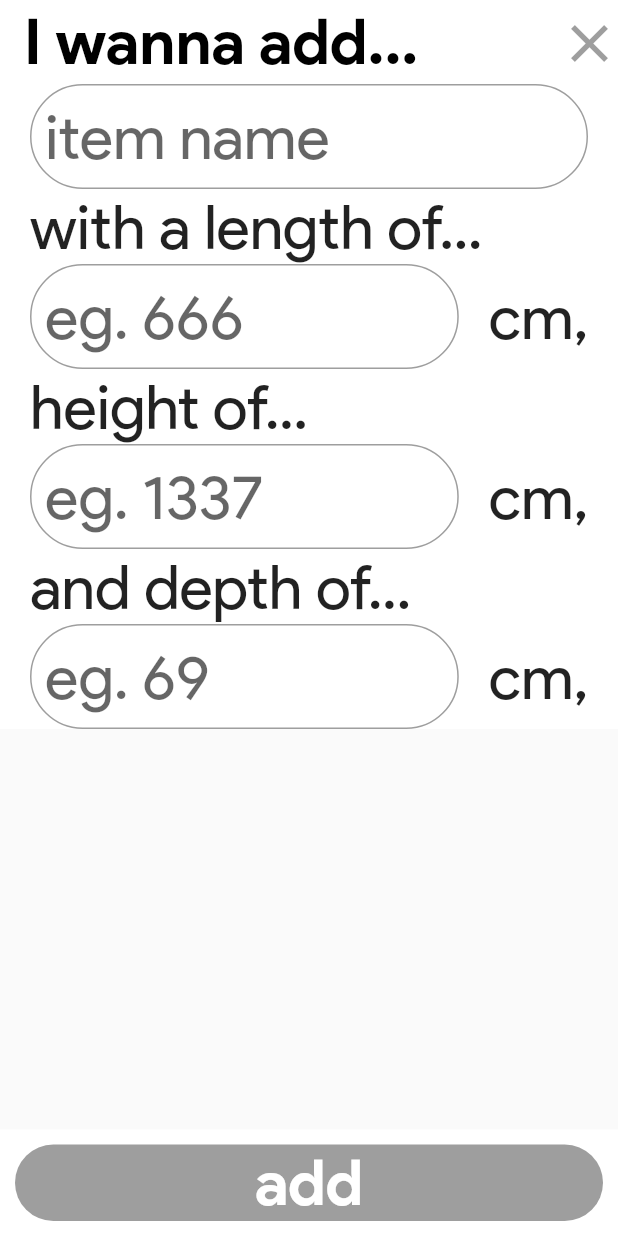
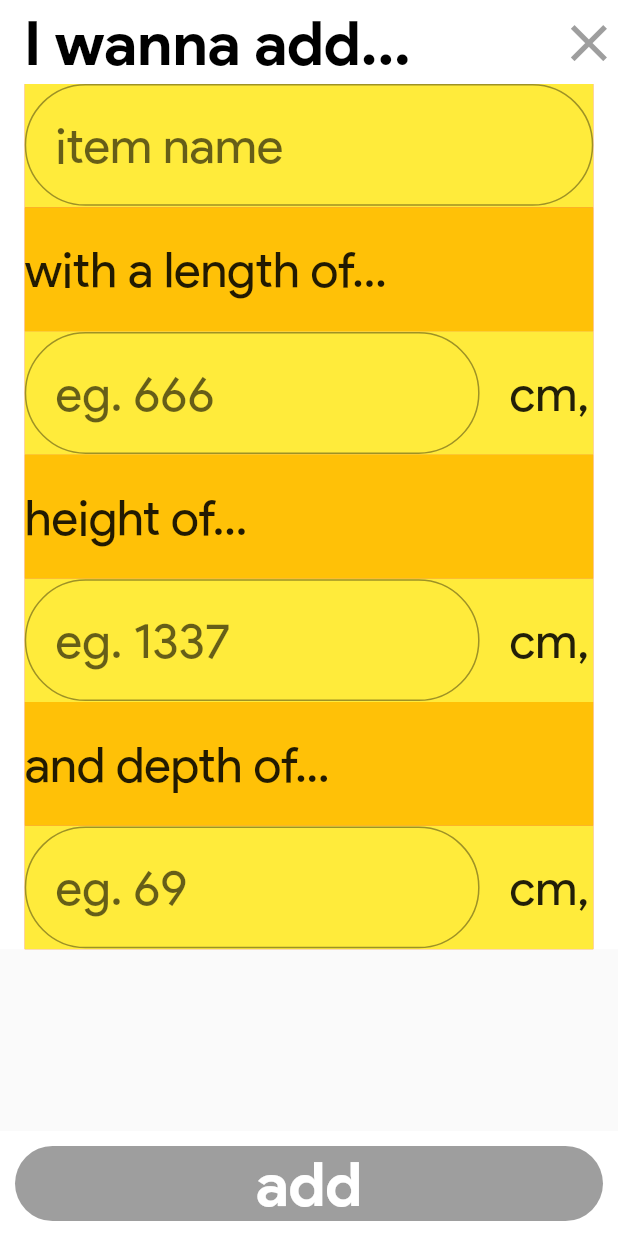
Before and after one commit to weronkagolonka/Flutter, a Flutter app: the AddItem screen opened directly, on a phone screen of 412 x 824 dp. Run offline on Flutter 3.47's test engine with Material 2 defaults, Android fonts, the phone set to English and light mode, and no system bars.

Commit message:
formatted add item screen

```diff
--- a/does_it_fit/lib/screens/AddItem.dart
+++ b/does_it_fit/lib/screens/AddItem.dart
@@ -61,6 +61,7 @@ class _AddItem extends State<AddItem> {
 
   Widget build(BuildContext context) {
     double mainHeight = MediaQuery.of(context).size.height;
+    double mainWidth = MediaQuery.of(context).size.width;
 
     return Scaffold(
       appBar: AppBar(
@@ -70,7 +71,7 @@ class _AddItem extends State<AddItem> {
         title: Text(
               'I wanna add...',
               style: TextStyle(
-                fontSize: 42,
+                fontSize: mainHeight*0.05,
                 fontWeight: FontWeight.bold,
                 color: Colors.black
               ),
@@ -78,11 +79,11 @@ class _AddItem extends State<AddItem> {
         automaticallyImplyLeading: false,
         actions: <Widget>[
           IconButton(
-            icon: Icon(Icons.clear, color: Colors.grey, size: 42),
+            icon: Icon(Icons.clear, color: Colors.grey, size: mainHeight*0.05),
             onPressed: () => Navigator.pop(context)),
         ],
       ),
-      body: addItem(mainHeight),
+      body: addItem(mainHeight, mainWidth),
       bottomNavigationBar: BottomAppBar(
         elevation: 0,
         color: Colors.white,
@@ -98,7 +99,7 @@ class _AddItem extends State<AddItem> {
             child: Text(
               'add',
               style: TextStyle(
-                fontSize: 42,
+                fontSize: mainHeight*0.05,
                 fontWeight: FontWeight.bold,
                 color: Colors.white,
               ),
@@ -118,7 +119,7 @@ class _AddItem extends State<AddItem> {
             else return null;
           },
           style: TextStyle(
-            fontSize: mainHeight*0.05,
+            fontSize: mainHeight*0.04,
           ),
           controller: controller,
           focusNode: focus,
@@ -127,7 +128,7 @@ class _AddItem extends State<AddItem> {
           decoration: InputDecoration(
             errorText: null,
             errorStyle: TextStyle(height: 0),
-            contentPadding: EdgeInsets.all(10),
+            contentPadding: EdgeInsets.all(mainHeight*0.025),
             hintText: hintText,
             errorBorder: OutlineInputBorder(
               borderRadius: BorderRadius.all(Radius.circular(200)),
@@ -172,7 +173,7 @@ class _AddItem extends State<AddItem> {
             return null;
           },
           style: TextStyle(
-            fontSize: mainHeight*0.05,
+            fontSize: mainHeight*0.04,
           ),
           controller: controller,
           focusNode: focus,
@@ -180,7 +181,7 @@ class _AddItem extends State<AddItem> {
             //helperText: ' ',
             errorText: null,
             errorStyle: TextStyle(height: 0),
-            contentPadding: EdgeInsets.all(10),
+            contentPadding: EdgeInsets.all(mainHeight*0.025),
             hintText: hintText,
             errorBorder: OutlineInputBorder(
               borderRadius: BorderRadius.all(Radius.circular(200)),
@@ -218,7 +219,7 @@ class _AddItem extends State<AddItem> {
     return Text(
       data,
       style: TextStyle(
-        fontSize: mainHeight*0.05,
+        fontSize: mainHeight*0.04,
       ),
     );
   }
@@ -229,18 +230,18 @@ class _AddItem extends State<AddItem> {
       child: Text(
           'cm,',
           style: TextStyle(
-            fontSize: mainHeight*0.05,
+            fontSize: mainHeight*0.04,
           ),
         ),
       );
   }
 
-  Widget addItem(double mainHeight) {
+  Widget addItem(double mainHeight, double mainWidth) {
     return ListView(
       controller: ScrollController(),
       children: <Widget>[
         Container(
-          padding: EdgeInsets.symmetric(horizontal: 20),
+          padding: EdgeInsets.symmetric(horizontal: mainHeight*0.02),
           //constraints: BoxConstraints.tightForFinite(),
           color: Colors.white,
           child: Form(
@@ -255,41 +256,97 @@ class _AddItem extends State<AddItem> {
               });
             },
             //autovalidate: true,
+            child: Container(
+              width: mainWidth,
+              height: mainHeight*0.7,
+              color: Colors.red,
+              //constraints: BoxConstraints(maxHeight: mainHeight, maxWidth: mainWidth),
               child: Column(
                   mainAxisAlignment: MainAxisAlignment.spaceEvenly,
-              crossAxisAlignment: CrossAxisAlignment.start,
-              children: <Widget>[
-                setForm('item name', false, 0, hasChanged1, addController, myFocus1, mainHeight),
-                setSubtitle('with a length of...', mainHeight),
-                  //width: 500,
-                Row(
+                  crossAxisAlignment: CrossAxisAlignment.stretch,
+                  mainAxisSize: MainAxisSize.min,
                   children: <Widget>[
                     Expanded(
+                      child: Container(
+                        color: Colors.yellow,
+                        child: setForm('item name', false, 0, hasChanged1, addController, myFocus1, mainHeight),
+                      ),
+                    ),
+                    Expanded(
+                      flex: 1,
+                      child: Container(
+                        alignment: Alignment.centerLeft,
+                        color: Colors.amber,
+                        child: setSubtitle('with a length of...', mainHeight),
+                      ),
+                    ),
+                    Expanded(
+                      child: Container(
+                        color: Colors.yellow,
+                        child: Row(
+                          children: <Widget>[
+                            Expanded(
+                              flex: 4,
                               child: setForm('eg. 666', true, 1, hasChanged2, addController2, myFocus2, mainHeight),
                             ),
-                    setUnit(mainHeight),
+                            Expanded(
+                              child: setUnit(mainHeight),
+                            ),
                           ],
                         ),
-                setSubtitle('height of...', mainHeight),
-                Row(
+                      ),
+                    ),
+                    Expanded(
+                      flex: 1,
+                      child: Container(
+                        color: Colors.amber,
+                        alignment: Alignment.centerLeft,
+                        child: setSubtitle('height of...', mainHeight),
+                      ),
+                    ),
+                    Expanded(
+                      child: Container(
+                        color: Colors.yellow,
+                        child: Row(
                           children: <Widget>[
                             Expanded(
+                              flex: 4,
                               child: setForm('eg. 1337', true, 2, hasChanged3, addController3, myFocus3, mainHeight),
                             ),
-                    setUnit(mainHeight),
+                            Expanded(
+                              child: setUnit(mainHeight),
+                            ),
                           ],
                         ),
-                setSubtitle('and depth of...', mainHeight),
-                Row(
+                      ),
+                    ),
+                    Expanded(
+                      flex: 1,
+                      child: Container(
+                        color: Colors.amber,
+                        alignment: Alignment.centerLeft,
+                        child: setSubtitle('and depth of...', mainHeight),
+                      ),
+                    ),
+                    Expanded(
+                      child: Container(
+                        color: Colors.yellow,
+                        child: Row(
                           children: <Widget>[
                             //to do: ALLOW DECIMALS
                             Expanded(
+                              flex: 4,
                               child: setForm('eg. 69', true, 3, hasChanged4, addController4, myFocus4, mainHeight),
                             ),
-                    setUnit(mainHeight),
+                            Expanded(
+                              child: setUnit(mainHeight),
+                            ),
                           ],
                         ),
+                      ),
+                    ),
                   ],
+              ),
             ),
           ),
           ),
--- a/does_it_fit/lib/screens/Dropdown.dart
+++ b/does_it_fit/lib/screens/Dropdown.dart
@@ -2,7 +2,6 @@
 import 'package:does_it_fit/screens/DisplayCalc.dart';
 import 'package:flutter/material.dart';
 import '../models/Unit.dart';
-//import '../models/Dependencies.dart';
 import 'package:does_it_fit/main.dart';
 import 'AddItem.dart';
 
@@ -12,8 +11,6 @@ class UnitList extends StatefulWidget {
 }
 
 class _UnitList extends State<UnitList> {
-
-  //try to pass to construcotr the stuff i need
 
   Widget build(BuildContext context) {
     double mainHeight = MediaQuery.of(context).size.height;
@@ -25,7 +22,7 @@ class _UnitList extends State<UnitList> {
             title: Text(
               'I wanna fit...',
               style: TextStyle(
-                fontSize: 42,
+                fontSize: mainHeight*0.05,
                 fontWeight: FontWeight.bold,
                 color: Colors.black
               ),
@@ -33,7 +30,7 @@ class _UnitList extends State<UnitList> {
             automaticallyImplyLeading: false,
             actions: <Widget>[
               IconButton(
-                icon: Icon(Icons.clear, color: Colors.grey, size: 42),
+                icon: Icon(Icons.clear, color: Colors.grey, size: mainHeight*0.05),
                 onPressed: () => Navigator.pop(context)),
             ],
           ),
@@ -47,7 +44,7 @@ class _UnitList extends State<UnitList> {
             onPressed: () {
               Navigator.push(context, MaterialPageRoute(builder: (context) => AddItem()));
               },
-            child: Text('add new', style: TextStyle(color: Colors.white, fontSize: 42, fontWeight: FontWeight.bold),),
+            child: Text('add new', style: TextStyle(color: Colors.white, fontSize: mainHeight*0.05, fontWeight: FontWeight.bold),),
             color: Colors.black,
             shape: RoundedRectangleBorder(borderRadius: BorderRadius.all(Radius.circular(50))),
             padding: EdgeInsets.all(10),
@@ -84,11 +81,11 @@ class _UnitList extends State<UnitList> {
         final item = toRender[index];
 
         return ListTile(
-          contentPadding: EdgeInsets.all(mainHeight*0.02),
+          contentPadding: EdgeInsets.all(mainHeight*0.01),
             title: Text(
               item.getName(),
               textAlign: TextAlign.left,
-              style: TextStyle(fontSize: mainHeight*0.05),
+              style: TextStyle(fontSize: mainHeight*0.04),
             ),
             onTap: () {
               setState(() {
@@ -163,7 +160,7 @@ class _UnitList2 extends State<UnitList2> {
                       decorationThickness: 2,
                       decorationStyle: TextDecorationStyle.solid,
                       color: Colors.black,
-                      fontSize: 42,
+                      fontSize: mainHeight*0.05,
                       fontWeight: FontWeight.bold,
                       fontStyle: FontStyle.italic,
                     ),
@@ -173,7 +170,7 @@ class _UnitList2 extends State<UnitList2> {
                     'in a...',
                     style: TextStyle(
                       color: Colors.black,
-                      fontSize: 42,
+                      fontSize: mainHeight*0.05,
                       fontWeight: FontWeight.bold,
                     ),
                   ),
@@ -183,7 +180,7 @@ class _UnitList2 extends State<UnitList2> {
             actions: <Widget>[
               IconButton(
                 padding: EdgeInsets.only(right: 25),
-                icon: Icon(Icons.clear, size: 42, color: Colors.grey),
+                icon: Icon(Icons.clear, size: mainHeight*0.05, color: Colors.grey),
                 onPressed: () => Navigator.pop(context)),
             ],
       ),
@@ -197,7 +194,7 @@ class _UnitList2 extends State<UnitList2> {
             onPressed: () {
               Navigator.push(context, MaterialPageRoute(builder: (context) => AddItem()));
             },
-            child: Text('add new', style: TextStyle(color: Colors.white, fontSize: 42, fontWeight: FontWeight.bold),),
+            child: Text('add new', style: TextStyle(color: Colors.white, fontSize: mainHeight*0.05, fontWeight: FontWeight.bold),),
             color: Colors.black,
             shape: RoundedRectangleBorder(borderRadius: BorderRadius.all(Radius.circular(50))),
             padding: EdgeInsets.all(10),
@@ -234,11 +231,11 @@ class _UnitList2 extends State<UnitList2> {
         final item = toRender[index];
 
         return ListTile(
-          contentPadding: EdgeInsets.all(mainHeight*0.02),
+          contentPadding: EdgeInsets.all(mainHeight*0.01),
           title: Text(
             item.getName(),
             textAlign: TextAlign.left,
-            style: TextStyle(fontSize: mainHeight*0.05),
+            style: TextStyle(fontSize: mainHeight*0.04),
           ),
           onTap: () {
             setState(() {
```
Also changed, not shown: does_it_fit/lib/main.dart (+0 -7 lines). Lines whose indentation alone changed are shown as unchanged.
